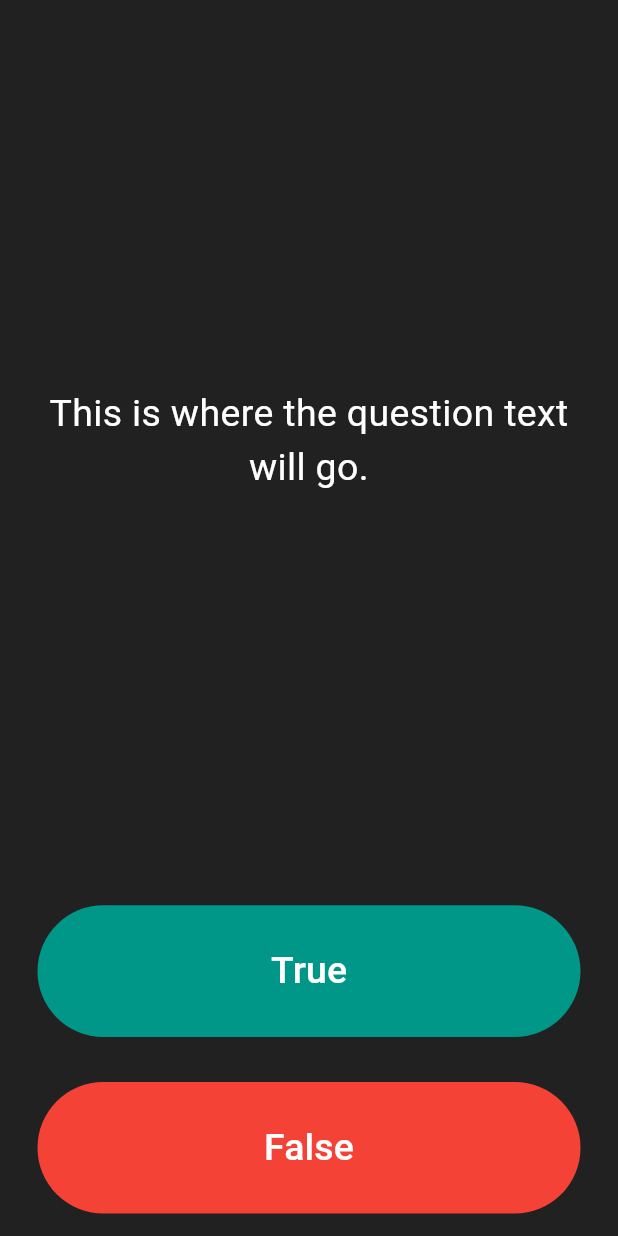
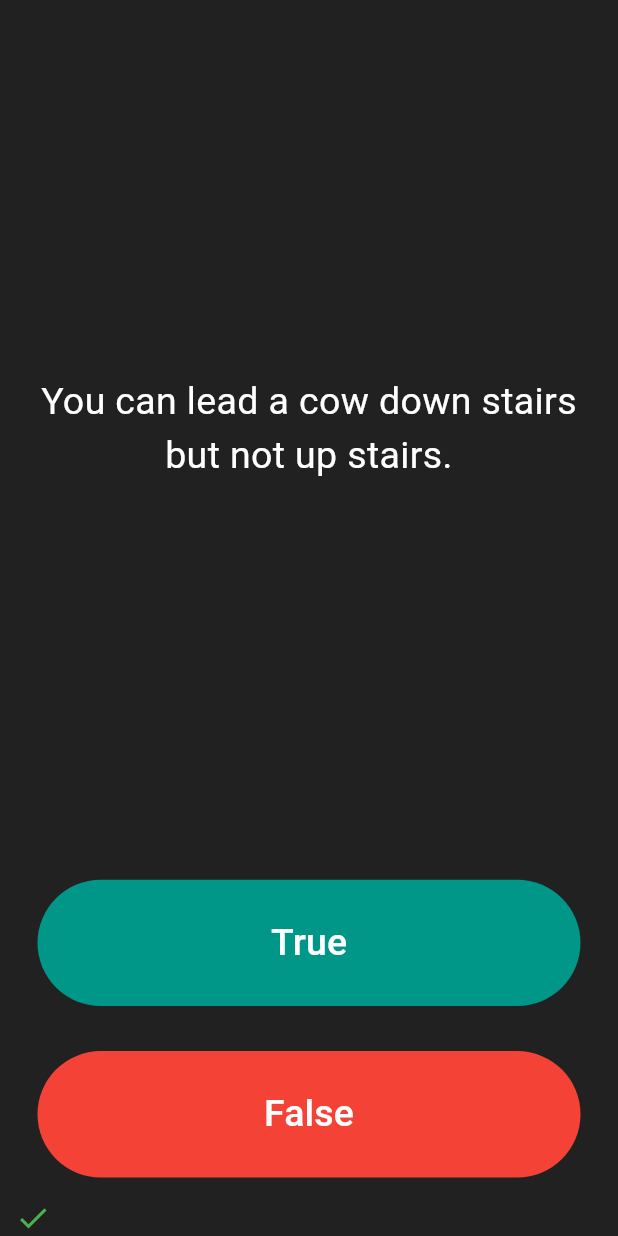
Before and after one commit to maganahalli/flutter-quizzler, a Flutter app: the screen it shows after launch, after a tap on "True", on a phone screen of 412 x 824 dp. Run offline on Flutter 3.47's test engine with Material 3 defaults, Android fonts, the phone set to English and light mode, and no system bars; our stand-ins replace rflutter_alert.

Commit message:
Learning Flutter app - Quiz app completed with Alert and score tracker
Learning Flutter app - Quiz app completed with Alert and score tracker

```diff
--- a/lib/main.dart
+++ b/lib/main.dart
@@ -1,4 +1,7 @@
 import 'package:flutter/material.dart';
+import 'package:rflutter_alert/rflutter_alert.dart';
+
+import 'questionBank.dart';
 
 void main() => runApp(Quizzler());
 
@@ -25,6 +28,14 @@ class QuizPage extends StatefulWidget {
 }
 
 class _QuizPageState extends State<QuizPage> {
+  List<Icon> scoreKeeper = [];
+
+  QuestionBank questionBank = QuestionBank();
+
+  String buildQuestion() {
+    return questionBank.getQuestionText();
+  }
+
   @override
   Widget build(BuildContext context) {
     return Column(
@@ -37,7 +48,7 @@ class _QuizPageState extends State<QuizPage> {
             padding: EdgeInsets.all(10.0),
             child: Center(
               child: Text(
-                'This is where the question text will go.',
+                questionBank.getQuestionText(),
                 textAlign: TextAlign.center,
                 style: TextStyle(
                   fontSize: 25.0,
@@ -54,7 +65,9 @@ class _QuizPageState extends State<QuizPage> {
               style: ButtonStyle(
                 backgroundColor: WidgetStateProperty.all<Color>(Colors.teal),
               ),
-              onPressed: () {},
+              onPressed: () {
+                checkAnswer(context, true);
+              },
               child: Text('True',
                   style: TextStyle(color: Colors.white, fontSize: 25)),
             ),
@@ -67,15 +80,44 @@ class _QuizPageState extends State<QuizPage> {
               style: ButtonStyle(
                 backgroundColor: WidgetStateProperty.all<Color>(Colors.red),
               ),
-              onPressed: () {},
+              onPressed: () {
+                checkAnswer(context, false);
+              },
               child: Text('False',
                   style: TextStyle(color: Colors.white, fontSize: 25)),
             ),
           ),
         ),
-        //TODO: Add a Row here as your score keeper
+        //Add a Row here as your score keeper
+        Row(children: scoreKeeper)
       ],
     );
+  }
+
+  void checkAnswer(BuildContext context, bool userPickedAnswer) {
+    if (questionBank.getQuestionText().contains('Quiz Ended')) {
+      _onBasicAlertPressed(context);
+      return;
+    }
+    bool correctAnswer = questionBank.getQuestionAnswer();
+    print('Used clicked false button & Correct Answer is => ${correctAnswer}');
+    if (userPickedAnswer == correctAnswer) {
+      scoreKeeper.add(Icon(Icons.check, color: Colors.green));
+    } else {
+      scoreKeeper.add(Icon(Icons.close, color: Colors.red));
+    }
+    setState(() {
+      questionBank.nextQuestion();
+    });
+  }
+
+  // The easiest way for creating RFlutter Alert
+  _onBasicAlertPressed(context) {
+    Alert(
+      context: context,
+      title: "QUIZ ENDED",
+      desc: "Flutter is more awesome with RFlutter Alert.",
+    ).show();
   }
 }
 
```
Also changed, not shown: 1 other file.
